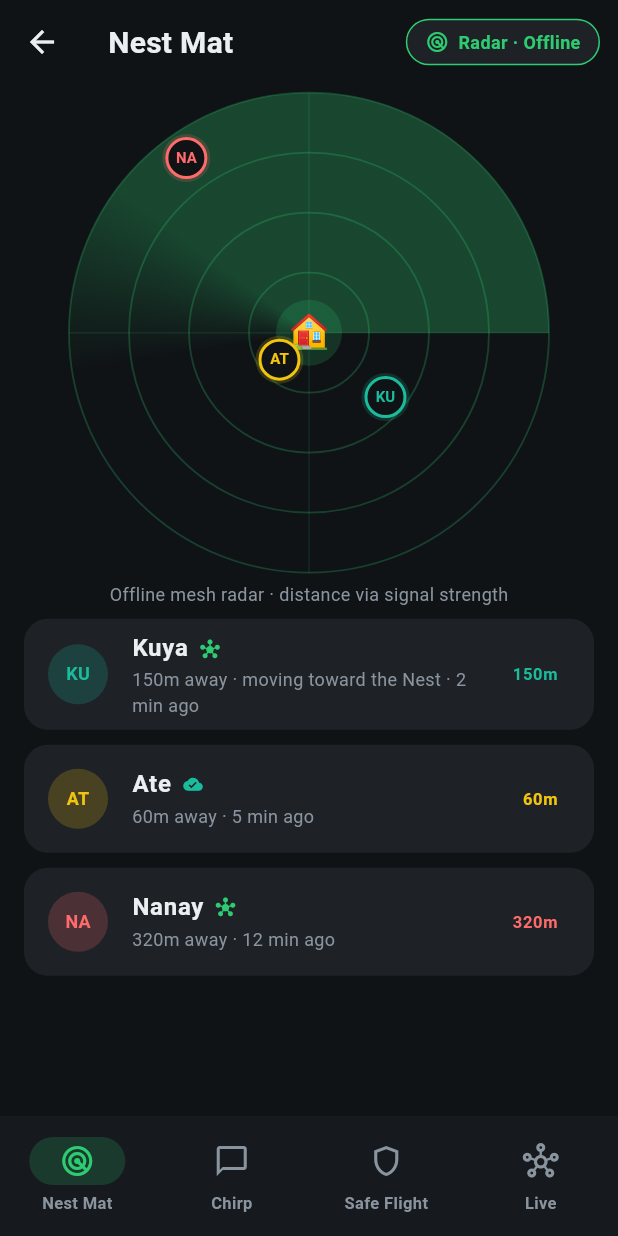
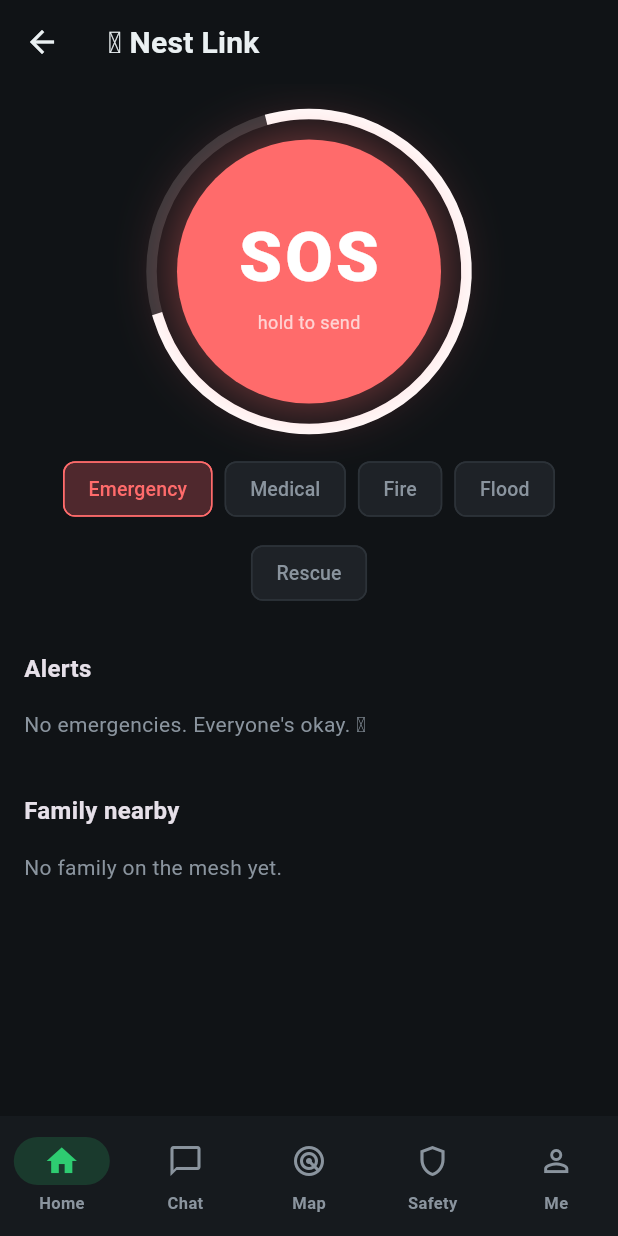
Before and after one commit to Mangulabnan-Bernard/Nest_Link, a Flutter app: the HomeShell screen opened directly, on a phone screen of 412 x 824 dp. Run offline on Flutter 3.47's test engine with Material 3 defaults, Android fonts, the phone set to English and light mode, and no system bars; our stand-ins replace audioplayers, flutter_map, geolocator, latlong2, permission_handler, shared_preferences; missing offline and left inert: record; accounts and stored records are empty.

Commit message:
feat(mobile): redesign around a Home hub + offline SOS (Sprint 4)
Pivot the UI from a family app toward a community safety platform.

- New 5-tab shell: Home · Chat · Map · Safety · Me
- Home command center: big hold-to-send SOS (guards accidental taps), a live
  Alerts feed, and a family-nearby snapshot
- Offline SOS: new 'sos' envelope (type + GPS + medical flag + name),
  re-broadcast x3 and deduped by id; same-family/barangay phones get a loud
  in-app banner + a native heads-up notification
- Me tab: profile, family/group code (create/join/copy), mesh diagnostics
- docs/SPRINT-4.md

Co-Authored-By: Claude Opus 4.8 <noreply@anthropic.com>

```diff
--- /dev/null
+++ b/mobile/lib/screens/home_screen.dart
@@ -0,0 +1,276 @@
+import 'package:flutter/material.dart';
+import '../theme.dart';
+import '../services/mesh_service.dart';
+import '../services/identity.dart';
+
+/// Home command center — SOS front-and-center, plus alerts + family at a glance.
+class HomeScreen extends StatefulWidget {
+  const HomeScreen({super.key});
+
+  @override
+  State<HomeScreen> createState() => _HomeScreenState();
+}
+
+class _HomeScreenState extends State<HomeScreen> {
+  final _mesh = MeshService.instance;
+  final _id = Identity.instance;
+  String _type = 'Emergency';
+  static const _types = ['Emergency', 'Medical', 'Fire', 'Flood', 'Rescue'];
+  String? _lastSeenSosId;
+
+  @override
+  void initState() {
+    super.initState();
+    _mesh.start();
+    _mesh.addListener(_onChange);
+  }
+
+  @override
+  void dispose() {
+    _mesh.removeListener(_onChange);
+    super.dispose();
+  }
+
+  /// Pop a loud banner the moment a new incoming SOS arrives.
+  void _onChange() {
+    if (!mounted) return;
+    final incoming = _mesh.alerts.where((a) => !a.mine).toList();
+    if (incoming.isNotEmpty && incoming.first.id != _lastSeenSosId) {
+      _lastSeenSosId = incoming.first.id;
+      final a = incoming.first;
+      ScaffoldMessenger.of(context).showSnackBar(SnackBar(
+        backgroundColor: Brand.coral,
+        duration: const Duration(seconds: 5),
+        content: Text('🆘 ${a.name} — ${a.type} — needs help!',
+            style: const TextStyle(fontWeight: FontWeight.bold)),
+      ));
+    }
+  }
+
+  Future<void> _sendSos() async {
+    await _mesh.sendSOS(_type);
+    if (mounted) {
+      ScaffoldMessenger.of(context).showSnackBar(const SnackBar(
+        backgroundColor: Brand.coral,
+        content: Text('SOS sent — broadcasting to your family/barangay'),
+      ));
+    }
+  }
+
+  @override
+  Widget build(BuildContext context) {
+    return Scaffold(
+      appBar: AppBar(
+        title: Row(children: [
+          const Text('🪺 '),
+          const Text('Nest Link'),
+          const Spacer(),
+          Text(_id.name ?? '',
+              style: const TextStyle(color: Brand.textDim, fontSize: 13, fontWeight: FontWeight.normal)),
+        ]),
+      ),
+      body: AnimatedBuilder(
+        animation: _mesh,
+        builder: (context, _) {
+          return ListView(
+            padding: const EdgeInsets.fromLTRB(16, 20, 16, 24),
+            children: [
+              Center(child: _HoldSos(onSend: _sendSos)),
+              const SizedBox(height: 16),
+              Wrap(
+                spacing: 8,
+                runSpacing: 8,
+                alignment: WrapAlignment.center,
+                children: _types.map((t) {
+                  final sel = t == _type;
+                  return ChoiceChip(
+                    label: Text(t),
+                    selected: sel,
+                    showCheckmark: false,
+                    selectedColor: Brand.coral.withValues(alpha: 0.25),
+                    backgroundColor: Brand.surface,
+                    labelStyle: TextStyle(color: sel ? Brand.coral : Brand.textDim, fontSize: 13),
+                    side: BorderSide(color: sel ? Brand.coral : Brand.line),
+                    onSelected: (_) => setState(() => _type = t),
+                  );
+                }).toList(),
+              ),
+              const SizedBox(height: 28),
+              _sectionTitle('Alerts', _mesh.alerts.length),
+              const SizedBox(height: 8),
+              if (_mesh.alerts.isEmpty)
+                _hint('No emergencies. Everyone\'s okay. 🪺')
+              else
+                ..._mesh.alerts.map(_alertCard),
+              const SizedBox(height: 28),
+              _sectionTitle('Family nearby', _mesh.familyReachable.length),
+              const SizedBox(height: 8),
+              if (_mesh.familyReachable.isEmpty)
+                _hint('No family on the mesh yet.')
+              else
+                ..._mesh.familyReachable.map(_familyRow),
+            ],
+          );
+        },
+      ),
+    );
+  }
+
+  Widget _sectionTitle(String s, int count) => Row(children: [
+        Text(s, style: const TextStyle(fontSize: 16, fontWeight: FontWeight.w700)),
+        const SizedBox(width: 8),
+        if (count > 0)
+          Container(
+            padding: const EdgeInsets.symmetric(horizontal: 7, vertical: 1),
+            decoration: BoxDecoration(color: Brand.surface, borderRadius: BorderRadius.circular(10)),
+            child: Text('$count', style: const TextStyle(color: Brand.textDim, fontSize: 12)),
+          ),
+      ]);
+
+  Widget _hint(String s) => Padding(
+        padding: const EdgeInsets.symmetric(vertical: 8),
+        child: Text(s, style: const TextStyle(color: Brand.textDim)),
+      );
+
+  Widget _alertCard(SosAlert a) {
+    final mine = a.mine;
+    return Card(
+      color: mine ? Brand.surface : Brand.coral.withValues(alpha: 0.16),
+      shape: RoundedRectangleBorder(
+        borderRadius: BorderRadius.circular(16),
+        side: BorderSide(color: mine ? Brand.line : Brand.coral),
+      ),
+      child: Padding(
+        padding: const EdgeInsets.all(14),
+        child: Row(children: [
+          Icon(mine ? Icons.upload : Icons.sos, color: Brand.coral, size: 28),
+          const SizedBox(width: 12),
+          Expanded(
+            child: Column(crossAxisAlignment: CrossAxisAlignment.start, children: [
+              Text(mine ? 'You sent an SOS' : '${a.name} needs help',
+                  style: const TextStyle(fontWeight: FontWeight.bold, fontSize: 15)),
+              const SizedBox(height: 2),
+              Text(
+                '${a.type}${a.medical.isNotEmpty ? ' · ${a.medical}' : ''}'
+                '${a.hasLocation ? ' · 📍 ${a.lat!.toStringAsFixed(4)}, ${a.lng!.toStringAsFixed(4)}' : ' · no GPS'}',
+                style: const TextStyle(color: Brand.textDim, fontSize: 12.5),
+              ),
+              if (mine)
+                const Text('waiting for help…', style: TextStyle(color: Brand.textDim, fontSize: 11)),
+            ]),
+          ),
+        ]),
+      ),
+    );
+  }
+
+  Widget _familyRow(MemberPresence p) {
+    final strong = MeshService.qualityOf(p) == 'strong';
+    final name = _id.isKnown(p.eid) ? _id.nameForEid(p.eid) : p.name;
+    return ListTile(
+      dense: true,
+      contentPadding: EdgeInsets.zero,
+      leading: CircleAvatar(
+        radius: 18,
+        backgroundColor: Brand.surfaceHi,
+        child: Text(name.isNotEmpty ? name[0].toUpperCase() : '?',
+            style: const TextStyle(color: Brand.emerald, fontWeight: FontWeight.bold, fontSize: 13)),
+      ),
+      title: Text(name, style: const TextStyle(fontWeight: FontWeight.w600, fontSize: 14)),
+      subtitle: Text(p.status == '—' ? 'on mesh' : p.status,
+          style: const TextStyle(color: Brand.textDim, fontSize: 12)),
+      trailing: Icon(strong ? Icons.wifi : Icons.network_wifi_1_bar,
+          size: 16, color: strong ? Brand.emerald : Brand.amber),
+    );
+  }
+}
+
+/// Big hold-to-send SOS button (prevents accidental triggers).
+class _HoldSos extends StatefulWidget {
+  final Future<void> Function() onSend;
+  const _HoldSos({required this.onSend});
+
+  @override
+  State<_HoldSos> createState() => _HoldSosState();
+}
+
+class _HoldSosState extends State<_HoldSos> with SingleTickerProviderStateMixin {
+  late final AnimationController _c =
+      AnimationController(vsync: this, duration: const Duration(milliseconds: 1600))
+        ..addStatusListener((s) {
+          if (s == AnimationStatus.completed) _fire();
+        });
+  bool _sending = false;
+
+  @override
+  void dispose() {
+    _c.dispose();
+    super.dispose();
+  }
+
+  void _start() {
+    if (!_sending) _c.forward(from: 0);
+  }
+
+  void _cancel() {
+    if (!_sending && !_c.isCompleted) _c.reset();
+  }
+
+  Future<void> _fire() async {
+    setState(() => _sending = true);
+    await widget.onSend();
+    if (mounted) setState(() => _sending = false);
+    _c.reset();
+  }
+
+  @override
+  Widget build(BuildContext context) {
+    return GestureDetector(
+      onTapDown: (_) => _start(),
+      onTapUp: (_) => _cancel(),
+      onTapCancel: _cancel,
+      child: AnimatedBuilder(
+        animation: _c,
+        builder: (context, _) => SizedBox(
+          width: 210,
+          height: 210,
+          child: Stack(alignment: Alignment.center, children: [
+            SizedBox(
+              width: 210,
+              height: 210,
+              child: CircularProgressIndicator(
+                value: _c.value == 0 ? null : _c.value,
+                strokeWidth: 7,
+                color: Colors.white,
+                backgroundColor: Colors.white.withValues(alpha: 0.15),
+              ),
+            ),
+            Container(
+              width: 176,
+              height: 176,
+              decoration: BoxDecoration(
+                shape: BoxShape.circle,
+                color: Brand.coral,
+                boxShadow: [BoxShadow(color: Brand.coral.withValues(alpha: 0.5), blurRadius: 34)],
+              ),
+              child: Center(
+                child: _sending
+                    ? const CircularProgressIndicator(color: Colors.white)
+                    : const Column(mainAxisSize: MainAxisSize.min, children: [
+                        Text('SOS',
+                            style: TextStyle(
+                                color: Colors.white,
+                                fontSize: 46,
+                                fontWeight: FontWeight.w900,
+                                letterSpacing: 2)),
+                        SizedBox(height: 2),
+                        Text('hold to send', style: TextStyle(color: Colors.white70, fontSize: 12)),
+                      ]),
+              ),
+            ),
+          ]),
+        ),
+      ),
+    );
+  }
+}
--- a/mobile/lib/screens/home_shell.dart
+++ b/mobile/lib/screens/home_shell.dart
@@ -1,11 +1,12 @@
 import 'package:flutter/material.dart';
 import '../theme.dart';
+import 'home_screen.dart';
 import 'nest_mat_screen.dart';
 import 'chirp_chat_screen.dart';
 import 'safe_flight_screen.dart';
-import 'mesh_test_screen.dart';
+import 'me_screen.dart';
 
-/// Root scaffold with the four Nest Link tabs.
+/// Root scaffold — Home command center + the feature tabs.
 class HomeShell extends StatefulWidget {
   const HomeShell({super.key});
 
@@ -17,10 +18,11 @@ class _HomeShellState extends State<HomeShell> {
   int _index = 0;
 
   static const _tabs = [
+    HomeScreen(),
+    ChirpChatScreen(),
     NestMatScreen(),
-    ChirpChatScreen(),
     SafeFlightScreen(),
-    MeshTestScreen(),
+    MeScreen(),
   ];
 
   @override
@@ -32,21 +34,25 @@ class _HomeShellState extends State<HomeShell> {
         onDestinationSelected: (i) => setState(() => _index = i),
         destinations: const [
           NavigationDestination(
-              icon: Icon(Icons.radar_outlined),
-              selectedIcon: Icon(Icons.radar, color: Brand.emerald),
-              label: 'Nest Mat'),
+              icon: Icon(Icons.home_outlined),
+              selectedIcon: Icon(Icons.home, color: Brand.emerald),
+              label: 'Home'),
           NavigationDestination(
               icon: Icon(Icons.chat_bubble_outline),
               selectedIcon: Icon(Icons.chat_bubble, color: Brand.emerald),
-              label: 'Chirp'),
+              label: 'Chat'),
+          NavigationDestination(
+              icon: Icon(Icons.radar_outlined),
+              selectedIcon: Icon(Icons.radar, color: Brand.emerald),
+              label: 'Map'),
           NavigationDestination(
               icon: Icon(Icons.shield_outlined),
               selectedIcon: Icon(Icons.shield, color: Brand.emerald),
-              label: 'Safe Flight'),
+              label: 'Safety'),
           NavigationDestination(
-              icon: Icon(Icons.hub_outlined),
-              selectedIcon: Icon(Icons.hub, color: Brand.emerald),
-              label: 'Live'),
+              icon: Icon(Icons.person_outline),
+              selectedIcon: Icon(Icons.person, color: Brand.emerald),
+              label: 'Me'),
         ],
       ),
     );
--- a/mobile/lib/services/mesh_protocol.dart
+++ b/mobile/lib/services/mesh_protocol.dart
@@ -4,7 +4,7 @@ import 'dart:convert';
 /// type by JSON-encoding a small envelope. Every envelope carries the sender's
 /// family code ("f") so phones only show their own family's traffic.
 /// Unparseable payloads are treated as plain chat text (backward-compatible).
-enum MeshKind { chat, voice, status, location, ping, unknown }
+enum MeshKind { chat, voice, status, location, ping, sos, unknown }
 
 class MeshEnvelope {
   final MeshKind kind;
@@ -13,6 +13,9 @@ class MeshEnvelope {
   final String text; // chat body
   final String audioB64; // voice clip (base64)
   final String status; // Safe Flight status label
+  final String sosId; // stable id so SOS re-sends dedupe
+  final String sosType; // emergency type (medical/fire/flood/rescue/general)
+  final String medical; // medical note/flag for SOS
   final double? lat;
   final double? lng;
 
@@ -23,6 +26,9 @@ class MeshEnvelope {
     this.text = '',
     this.audioB64 = '',
     this.status = '',
+    this.sosId = '',
+    this.sosType = '',
+    this.medical = '',
     this.lat,
     this.lng,
   });
@@ -42,6 +48,20 @@ class MeshEnvelope {
   /// Lightweight "I'm here" heartbeat — keeps presence fresh without needing GPS.
   static String ping(String family, String senderName) =>
       jsonEncode({'f': family, 'k': 'ping', 'n': senderName});
+
+  /// Emergency SOS — highest priority: who, what, where, and a medical flag.
+  static String sos(String family, String senderName, String id, String type,
+          double? lat, double? lng, String medical) =>
+      jsonEncode({
+        'f': family,
+        'k': 'sos',
+        'i': id,
+        'n': senderName,
+        'st': type,
+        'lat': lat,
+        'lng': lng,
+        'med': medical,
+      });
 
   /// Decode a payload. Falls back to a chat envelope for raw / legacy text.
   static MeshEnvelope decode(String raw) {
@@ -70,6 +90,17 @@ class MeshEnvelope {
           );
         case 'ping':
           return MeshEnvelope(kind: MeshKind.ping, familyCode: family, senderName: name);
+        case 'sos':
+          return MeshEnvelope(
+            kind: MeshKind.sos,
+            familyCode: family,
+            senderName: name,
+            sosId: m['i']?.toString() ?? '',
+            sosType: m['st']?.toString() ?? 'Emergency',
+            medical: m['med']?.toString() ?? '',
+            lat: (m['lat'] as num?)?.toDouble(),
+            lng: (m['lng'] as num?)?.toDouble(),
+          );
         default:
           return MeshEnvelope(kind: MeshKind.unknown, familyCode: family, senderName: name);
       }
--- a/mobile/lib/services/mesh_service.dart
+++ b/mobile/lib/services/mesh_service.dart
@@ -31,6 +31,30 @@ class MeshMessage {
     required this.hopCount,
     required this.viaMesh,
   });
+}
+
+/// An emergency SOS received (or sent) over the mesh.
+class SosAlert {
+  final String id;
+  final String sourceEid; // 'me' for my own
+  final String name;
+  final String type; // Medical / Fire / Flood / Rescue / Emergency
+  final String medical;
+  final double? lat;
+  final double? lng;
+  final int atMs;
+  SosAlert({
+    required this.id,
+    required this.sourceEid,
+    required this.name,
+    required this.type,
+    required this.medical,
+    required this.atMs,
+    this.lat,
+    this.lng,
+  });
+  bool get mine => sourceEid == 'me';
+  bool get hasLocation => lat != null && lng != null;
 }
 
 /// A raw Wi-Fi Direct device the radio detects (any device, app or not).
@@ -108,6 +132,11 @@ class MeshService extends ChangeNotifier {
 
   final _messages = <MeshMessage>[]; // chat only
   final _presence = <String, MemberPresence>{}; // eid -> presence
+  final _alerts = <SosAlert>[]; // SOS alerts (received + sent)
+
+  /// SOS alerts, newest first.
+  List<SosAlert> get alerts => _alerts.reversed.toList();
+  int get activeSosCount => _alerts.where((a) => !a.mine).length;
 
   bool get running => _running;
   String? get eid => _eid;
@@ -302,6 +331,22 @@ class MeshService extends ChangeNotifier {
           p?.lng = env.lng;
         }
         break;
+      case MeshKind.sos:
+        // urgent: show to my family/barangay; dedupe re-sends by SOS id
+        if (!sameFamily) break;
+        final sid = env.sosId.isNotEmpty ? env.sosId : (m['id']?.toString() ?? '');
+        if (_alerts.any((a) => a.id == sid)) break;
+        _alerts.add(SosAlert(
+          id: sid,
+          sourceEid: sourceEid,
+          name: _displayName(sourceEid, env.senderName),
+          type: env.sosType,
+          medical: env.medical,
+          lat: env.lat,
+          lng: env.lng,
+          atMs: DateTime.now().millisecondsSinceEpoch,
+        ));
+        break;
       case MeshKind.ping:
       case MeshKind.unknown:
         break; // presence already tracked above
@@ -446,6 +491,48 @@ class MeshService extends ChangeNotifier {
     _prefs?.setStringList(_kHistory, raw);
   }
 
+  /// Send an emergency SOS: attaches GPS + medical flag, shows instantly, and
+  /// re-broadcasts a few times because it's critical.
+  Future<void> sendSOS(String type, {String medical = ''}) async {
+    if (!_running) await start();
+    final name = Identity.instance.name ?? 'Someone';
+    final family = Identity.instance.familyCode ?? '';
+    final id = 'sos-${DateTime.now().millisecondsSinceEpoch}';
+
+    double? lat, lng;
+    try {
+      if (await Geolocator.isLocationServiceEnabled()) {
+        var perm = await Geolocator.checkPermission();
+        if (perm == LocationPermission.denied) perm = await Geolocator.requestPermission();
+        if (perm != LocationPermission.denied && perm != LocationPermission.deniedForever) {
+          final pos = await Geolocator.getCurrentPosition();
+          lat = pos.latitude;
+          lng = pos.longitude;
+        }
+      }
+    } catch (_) {}
+
+    _alerts.add(SosAlert(
+      id: id,
+      sourceEid: 'me',
+      name: name,
+      type: type,
+      medical: medical,
+      lat: lat,
+      lng: lng,
+      atMs: DateTime.now().millisecondsSinceEpoch,
+    ));
+    notifyListeners();
+
+    final payload = MeshEnvelope.sos(family, name, id, type, lat, lng, medical);
+    for (var i = 0; i < 3; i++) {
+      try {
+        await _method.invokeMethod('sendText', {'text': payload, 'destEid': 'broadcast'});
+      } catch (_) {}
+      await Future.delayed(const Duration(milliseconds: 400));
+    }
+  }
+
   /// Broadcast a tiny heartbeat so the family knows I'm still reachable.
   Future<void> _sendPing() async {
     if (!_running) return;
```
Also changed, not shown: mobile/lib/screens/me_screen.dart (added, +144 -0 lines), 3 other files.
